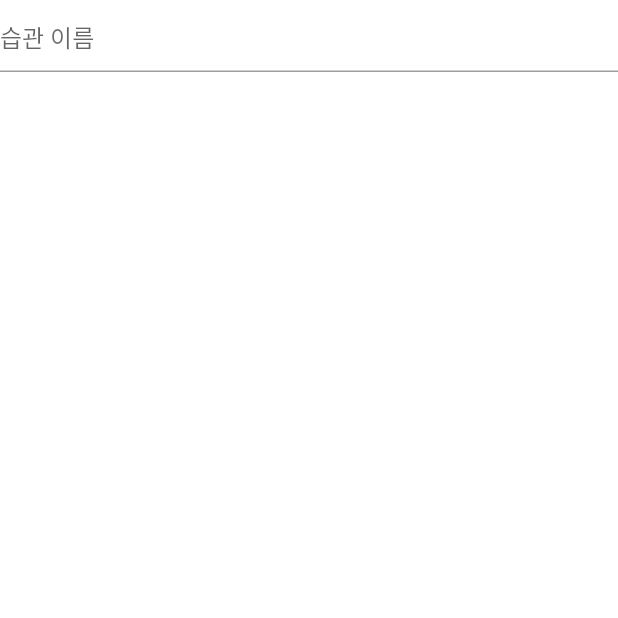
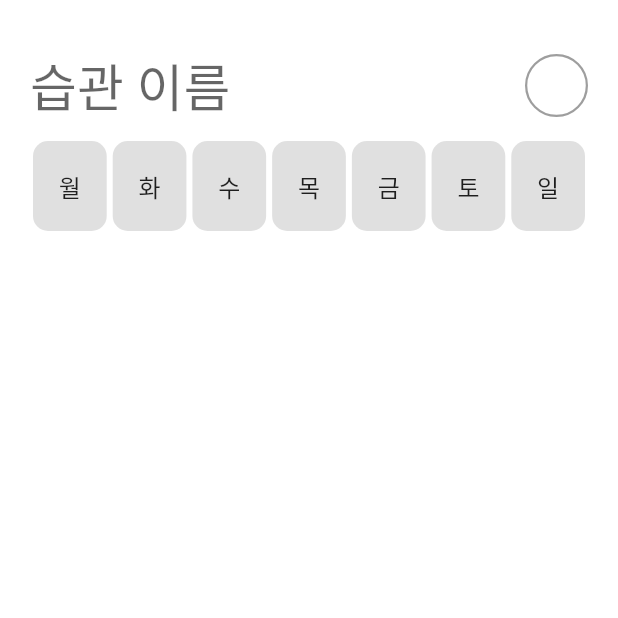
Before and after one commit to Psunu/HabitCalendar, a Flutter app: the screen it shows after launch, after a tap on the "add" icon, on a phone screen of 412 x 824 dp, the top half of it. Run offline on Flutter 3.47's test engine with Material 2 defaults, Android fonts, the phone set to English and light mode, and no system bars; our stand-ins replace get, moor_flutter, sqflite; accounts and stored records are empty; generated files the repository leaves out were written again.

Commit message:
Add WeekCard widget

```diff
--- a/habit_calendar/lib/main.dart
+++ b/habit_calendar/lib/main.dart
@@ -20,6 +20,16 @@ class MyApp extends StatelessWidget {
   @override
   Widget build(BuildContext context) {
     return GetMaterialApp(
+      theme: ThemeData.light().copyWith(
+        textTheme: context.textTheme
+            .apply(
+              bodyColor: Colors.black87,
+              displayColor: Colors.black87,
+            )
+            .copyWith(
+                bodyText1:
+                    context.textTheme.bodyText1.copyWith(fontSize: 16.0)),
+      ),
       home: Home(),
     );
   }
--- a/habit_calendar/lib/views/make_habit.dart
+++ b/habit_calendar/lib/views/make_habit.dart
@@ -1,5 +1,6 @@
 import 'package:flutter/material.dart';
 import 'package:get/get.dart';
+import 'package:habit_calendar/widgets/week_card.dart';
 
 import '../controllers/make_habit_controller.dart';
 
@@ -8,18 +9,79 @@ class MakeHabit extends StatelessWidget {
   Widget build(BuildContext context) {
     return GetBuilder<MakeHabitController>(
       init: MakeHabitController(),
-      builder: (controller) => Container(
+      builder: (controller) => SafeArea(
+        child: Container(
+          padding: const EdgeInsets.all(20.0),
           child: Column(
             children: [
-            TextField(
+              Row(
+                children: [
+                  Expanded(
+                    child: TextField(
                       controller: controller.nameController,
                       decoration: InputDecoration(
                         hintText: '습관 이름',
+                        border: InputBorder.none,
+                      ),
+                      style: Get.textTheme.headline4
+                          .copyWith(color: Colors.black87),
+                    ),
+                  ),
+                  InkWell(
+                    customBorder: const CircleBorder(),
+                    child: Container(
+                      width: 42,
+                      height: 42,
+                      decoration: BoxDecoration(
+                        border: Border.all(color: Colors.grey, width: 1.5),
+                        color: Colors.white,
+                        shape: BoxShape.circle,
+                      ),
                     ),
                   ),
                 ],
               ),
+              Row(
+                crossAxisAlignment: CrossAxisAlignment.start,
+                children: _buildWeekTiles(),
+              )
+            ],
+          ),
+        ),
       ),
     );
   }
+
+  List<Widget> _buildWeekTiles() {
+    return List.generate(7, (index) {
+      return WeekCard(
+        margin: EdgeInsets.symmetric(horizontal: 2.0),
+        width: (Get.context.width - 68.0) / 7,
+        height: 60.0,
+        child: Text(
+          _getWeekString(index),
+        ),
+      );
+    });
   }
+
+  String _getWeekString(int week) {
+    switch (week) {
+      case 0:
+        return '월';
+      case 1:
+        return '화';
+      case 2:
+        return '수';
+      case 3:
+        return '목';
+      case 4:
+        return '금';
+      case 5:
+        return '토';
+      case 6:
+        return '일';
+    }
+    return '월';
+  }
+}
--- a/habit_calendar/lib/views/today_habit.dart
+++ b/habit_calendar/lib/views/today_habit.dart
@@ -2,6 +2,7 @@ import 'package:flutter/material.dart';
 import 'package:get/get.dart';
 
 import 'package:habit_calendar/controllers/today_habit_controller.dart';
+import 'package:habit_calendar/widgets/habit_tile.dart';
 import 'package:habit_calendar/widgets/progress_bar.dart';
 
 class TodayHabit extends StatelessWidget {
@@ -21,20 +22,19 @@ class TodayHabit extends StatelessWidget {
                 child: Text(controller.formedToday),
               ),
               const SizedBox(
-                height: 20.0,
+                height: 40.0,
               ),
               Text(
                 '꾸준히 하려면\n작게 해야 합니다',
-                style: Get.textTheme.headline4.copyWith(color: Colors.black),
+                style: Get.textTheme.headline4,
               ),
               const SizedBox(
-                height: 100.0,
+                height: 50.0,
               ),
-              //TODO test progress work properly
               ProgressBar(
                 percentage: controller.todayPercentage,
-                constraints:
-                    BoxConstraints(maxWidth: context.width, maxHeight: 15.0),
+                constraints: BoxConstraints(
+                    maxWidth: context.width - 60.0, maxHeight: 15.0),
               ),
               const SizedBox(
                 height: 50.0,
@@ -52,31 +52,9 @@ class TodayHabit extends StatelessWidget {
   List<Widget> _buildHabits(TodayHabitController controller) {
     List<Widget> result = List<Widget>();
     controller.todayHabits.forEach((element) {
-      result.add(Card(
-        child: Container(
-          margin: const EdgeInsets.symmetric(horizontal: 20.0),
-          width: Get.context.width,
-          height: 90.0,
-          child: Row(
-            children: [
-              Expanded(
-                flex: 1,
-                child: Text(
-                  controller.formWhen(element.whatTime),
-                ),
-              ),
-              Container(
-                padding:
-                    const EdgeInsets.symmetric(horizontal: 5.0, vertical: 10.0),
-                child: VerticalDivider(),
-              ),
-              Expanded(
-                flex: 4,
-                child: Text(element.name),
-              ),
-            ],
-          ),
-        ),
+      result.add(HabitTile(
+        date: Text(controller.formWhen(element.whatTime)),
+        name: Text(element.name),
       ));
     });
 
--- /dev/null
+++ b/habit_calendar/lib/widgets/habit_tile.dart
@@ -0,0 +1,40 @@
+import 'package:flutter/material.dart';
+import 'package:get/get.dart';
+
+class HabitTile extends StatelessWidget {
+  final EdgeInsets padding;
+  final double width;
+  final double height;
+  final Text date;
+  final Text name;
+
+  HabitTile({this.padding, this.width, this.height, this.date, this.name});
+
+  @override
+  Widget build(BuildContext context) {
+    return Card(
+      child: Container(
+        margin: padding ?? const EdgeInsets.symmetric(horizontal: 20.0),
+        width: width ?? Get.context.width,
+        height: height ?? 90.0,
+        child: Row(
+          children: [
+            Expanded(
+              flex: 1,
+              child: date,
+            ),
+            Container(
+              padding:
+                  const EdgeInsets.symmetric(horizontal: 5.0, vertical: 10.0),
+              child: VerticalDivider(),
+            ),
+            Expanded(
+              flex: 4,
+              child: name,
+            ),
+          ],
+        ),
+      ),
+    );
+  }
+}
--- a/habit_calendar/lib/widgets/progress_bar.dart
+++ b/habit_calendar/lib/widgets/progress_bar.dart
@@ -2,7 +2,6 @@ import 'package:flutter/material.dart';
 import 'package:get/get.dart';
 
 class ProgressBar extends StatelessWidget {
-  static const _barHeight = 20.0;
   final _borderRadius = BorderRadius.circular(10.0);
 
   final double percentage;
--- /dev/null
+++ b/habit_calendar/lib/widgets/week_card.dart
@@ -0,0 +1,63 @@
+import 'package:flutter/material.dart';
+import 'package:get/get.dart';
+
+class WeekCard extends StatefulWidget {
+  final double width;
+  final double height;
+  final Text child;
+  final EdgeInsets padding;
+  final EdgeInsets margin;
+  final Color color;
+  final Color selectedColor;
+  final Duration duration;
+  final void Function(bool) onTapped;
+
+  WeekCard({
+    this.width,
+    this.height,
+    this.child,
+    this.padding,
+    this.margin,
+    this.color,
+    this.selectedColor,
+    this.duration,
+    this.onTapped,
+  });
+
+  @override
+  _WeekCardState createState() => _WeekCardState();
+}
+
+class _WeekCardState extends State<WeekCard> {
+  bool _selected = false;
+
+  @override
+  Widget build(BuildContext context) {
+    return InkWell(
+      onTap: () {
+        setState(() {
+          _selected = !_selected;
+          if (widget.onTapped != null) widget.onTapped(_selected);
+        });
+      },
+      child: AnimatedContainer(
+        duration: widget.duration ?? Duration(milliseconds: 150),
+        curve: Curves.ease,
+        width: widget.width,
+        height: _selected ? widget.height * 1.3 : widget.height,
+        padding: widget.padding,
+        margin: widget.margin,
+        decoration: BoxDecoration(
+          color: _selected
+              ? widget.selectedColor ?? Get.theme.accentColor
+              : widget.color ?? Colors.grey[300],
+          borderRadius: BorderRadius.circular(10.0),
+        ),
+        child: DefaultTextStyle(
+            style: Get.textTheme.bodyText1
+                .copyWith(color: _selected ? Colors.white : Colors.black87),
+            child: Center(child: widget.child)),
+      ),
+    );
+  }
+}
```
Lines whose indentation alone changed are shown as unchanged.
